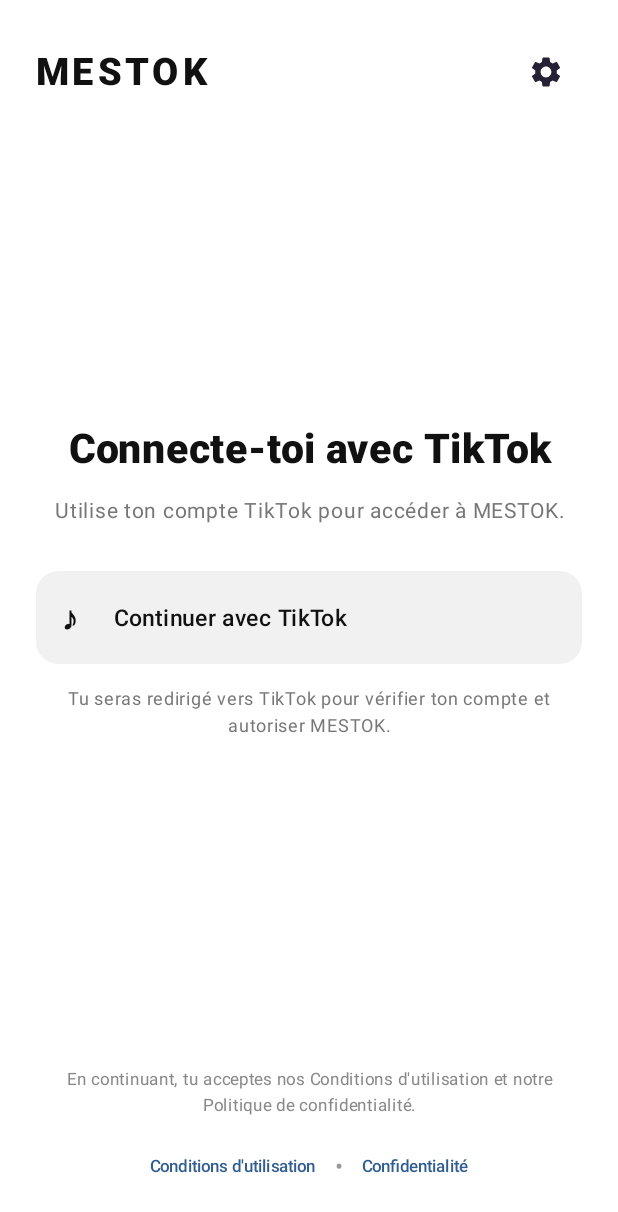
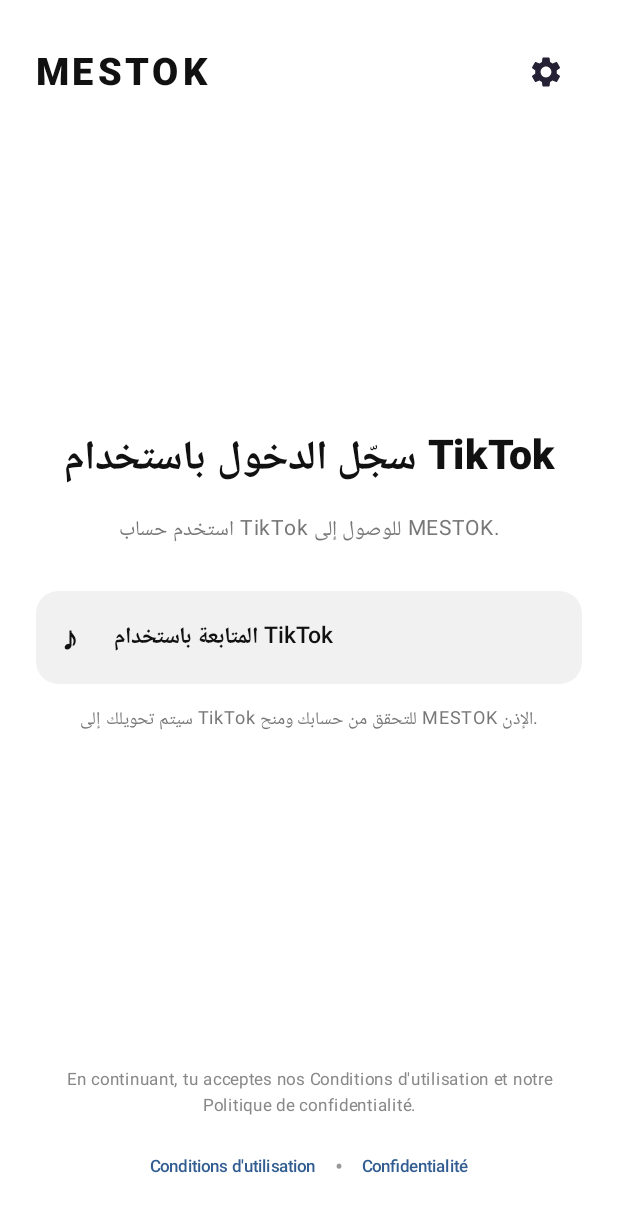
Before and after one commit to Houssem028/MESTOK, an Android app built with Jetpack Compose: the screen it shows after launch (MainActivity), on a phone screen of 412 x 824 dp. Shown: the top 1212 px of the screen. Run offline under Robolectric (Android 15) with nearby library versions, the phone set to English and light mode, and no system bars.

Commit message:
Persist TikTok login and localize login screen in Arabic

```diff
--- a/app/src/main/java/com/mestok/app/MainActivity.kt
+++ b/app/src/main/java/com/mestok/app/MainActivity.kt
@@ -77,6 +77,7 @@ class MainActivity : ComponentActivity() {
                 getSharedPreferences("mestok_local", MODE_PRIVATE).edit()
                     .putString("tiktok_display_name", displayName)
                     .putBoolean("tiktok_linked", true)
+                    .putBoolean("mestok_logged_in", true)
                     .apply()
             }
             pendingTikTokResult = localized(
@@ -109,7 +110,7 @@ class MainActivity : ComponentActivity() {
             val latestTitle = prefs.getString("last_title", null).orEmpty()
             val latestMessage = prefs.getString("last_message", null).orEmpty()
             val hasLatest = latestTitle.isNotBlank() || latestMessage.isNotBlank()
-            var page by remember { mutableStateOf("welcome") }
+            var page by remember { mutableStateOf(if (prefs.getBoolean("tiktok_linked", false)) "home" else "welcome") }
             var settingsReturnPage by remember { mutableStateOf("login") }
             var notice by remember { mutableStateOf<String?>(null) }
 
@@ -256,15 +257,15 @@ private fun LoginScreen(onTikTok: () -> Unit, onSettings: () -> Unit, onGuest: (
             }
         }
         Spacer(Modifier.weight(1f))
-        Text("Connecte-toi avec TikTok", color = Color(0xFF111111),
+        Text("سجّل الدخول باستخدام TikTok", color = Color(0xFF111111),
             fontSize = 27.sp, fontWeight = FontWeight.ExtraBold,
             lineHeight = 34.sp, textAlign = androidx.compose.ui.text.style.TextAlign.Center)
-        Text("Utilise ton compte TikTok pour accéder à MESTOK.",
+        Text("استخدم حساب TikTok للوصول إلى MESTOK.",
             color = Color(0xFF777777), fontSize = 14.sp,
             modifier = Modifier.padding(top = 12.dp, bottom = 28.dp),
             textAlign = androidx.compose.ui.text.style.TextAlign.Center)
-        LoginChoice("♪", "Continuer avec TikTok") { onTikTok() }
-        Text("Tu seras redirigé vers TikTok pour vérifier ton compte et autoriser MESTOK.",
+        LoginChoice("♪", "المتابعة باستخدام TikTok") { onTikTok() }
+        Text("سيتم تحويلك إلى TikTok للتحقق من حسابك ومنح MESTOK الإذن.",
             color = Color(0xFF777777), fontSize = 12.sp, lineHeight = 18.sp,
             modifier = Modifier.padding(top = 14.dp),
             textAlign = androidx.compose.ui.text.style.TextAlign.Center)
```
